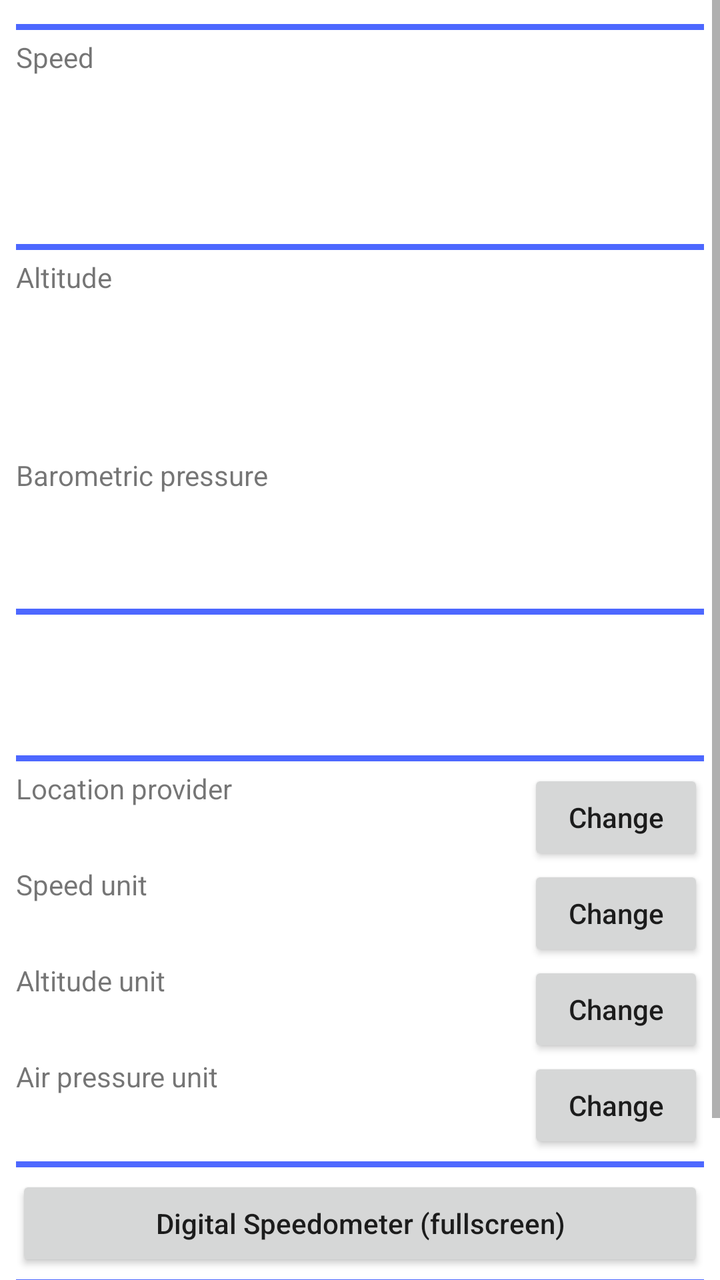
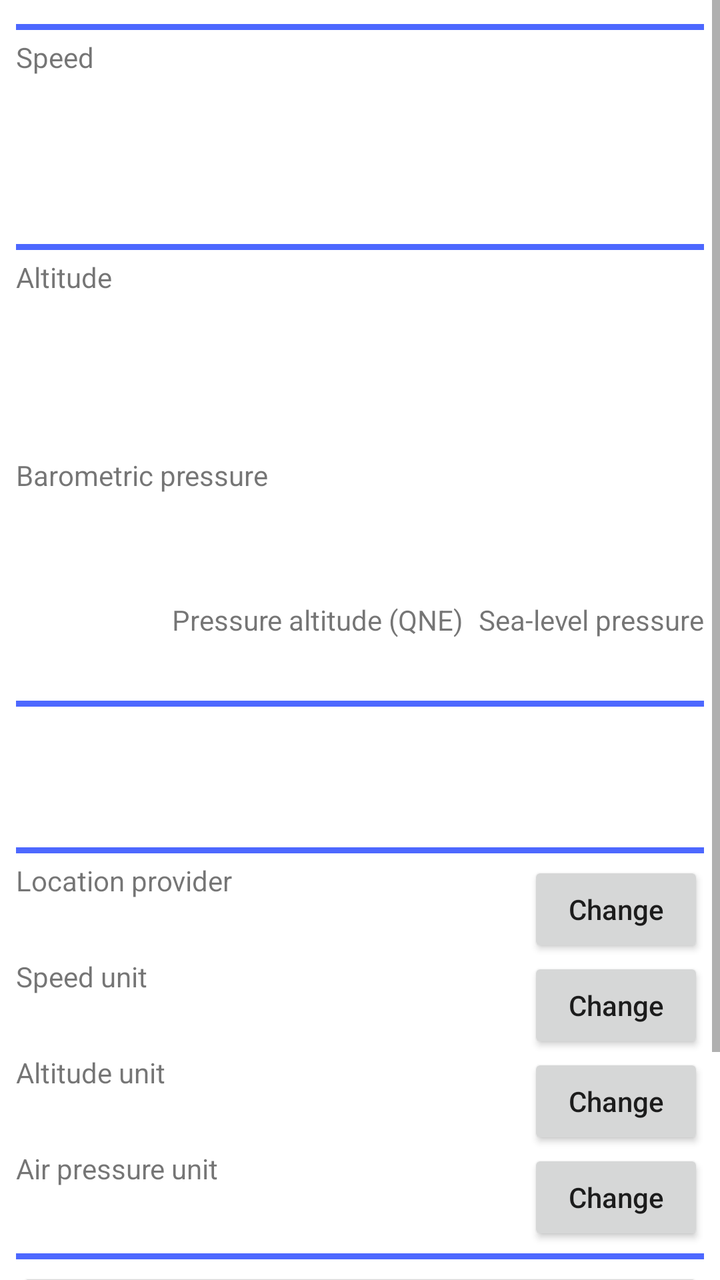

Compare the two renders of this Android layout. The source of the first and the diff that turns it into the second are given below.
<!-- AndroidManifest.xml: application theme Theme.BlueSquareSpeedometer -->
<!-- res/layout/activity_main.xml -->
<?xml version="1.0" encoding="utf-8"?>
<ScrollView xmlns:android="http://schemas.android.com/apk/res/android"
    xmlns:tools="http://schemas.android.com/tools"
    android:layout_width="match_parent"
    android:layout_height="match_parent"
    tools:context=".MainActivity"
    android:background="?backgroundColor"
    android:id="@+id/main"
    android:keepScreenOn="true"
    >
    <LinearLayout
        android:layout_width="match_parent"
        android:layout_height="wrap_content"
        android:orientation="vertical"
        android:padding="8dp"
        >
        <LinearLayout
            android:id="@+id/main_activity_permission_location_not_granted"
            android:layout_width="match_parent"
            android:layout_height="wrap_content"
            android:orientation="vertical"
            android:visibility="gone"
            android:padding="3sp"
            android:background="?alertBackgroundColor"
            >
            <TextView
                android:text="@string/permission_location_description"
                android:layout_width="match_parent"
                android:layout_height="wrap_content"
                android:textColor="?baseTextColor"
                />
            <Button
                android:id="@+id/main_activity_grant_location_button"
                android:layout_width="match_parent"
                android:layout_height="wrap_content"
                android:text="@string/permission_location_grant_prompt"
                />
        </LinearLayout>
        <LinearLayout
            android:id="@+id/main_activity_location_not_enabled"
            android:layout_width="match_parent"
            android:layout_height="wrap_content"
            android:orientation="vertical"
            android:visibility="gone"
            android:padding="3sp"
            android:background="?alertBackgroundColor"
            >
            <TextView
                android:id="@+id/main_activity_location_not_enabled_message"
                android:layout_width="match_parent"
                android:layout_height="wrap_content"
                android:textColor="?baseTextColor"
                />
            <Button
                android:id="@+id/main_activity_refresh_location_provider_button"
                android:layout_width="match_parent"
                android:layout_height="wrap_content"
                android:text="@string/general_button_retry"
                />
        </LinearLayout>
        <LinearLayout
            android:layout_width="match_parent"
            android:layout_height="3dp"
            android:background="@color/colorAccent"
            android:layout_marginVertical="4sp"
            />
        <TextView
            android:layout_width="wrap_content"
            android:layout_height="wrap_content"
            android:text="@string/metrics_speed"
            />
        <LinearLayout
            android:layout_width="wrap_content"
            android:layout_height="wrap_content"
            android:orientation="horizontal"
            android:layout_gravity="bottom|end"
            >
            <TextView
                android:id="@+id/main_activity_speed_digits_textview"
                android:layout_width="wrap_content"
                android:layout_height="wrap_content"
                android:textSize="60sp"
                android:textColor="?baseTextColor"
                android:fontFamily="monospace"
                android:paddingEnd="30sp"
                />
            <TextView
                android:id="@+id/main_activity_speed_unit_textview"
                android:layout_width="wrap_content"
                android:layout_height="wrap_content"
                android:textSize="24sp"
                />
        </LinearLayout>
        <LinearLayout
            android:layout_width="match_parent"
            android:layout_height="3dp"
            android:background="@color/colorAccent"
            android:layout_marginVertical="4sp"
            />
        <TextView
            android:id="@+id/main_activity_altitude_caption_textview"
            android:layout_width="wrap_content"
            android:layout_height="wrap_content"
            android:text="@string/metrics_altitude"
            />
        <LinearLayout
            android:layout_width="wrap_content"
            android:layout_height="wrap_content"
            android:orientation="horizontal"
            android:layout_gravity="bottom|end"
            >
            <TextView
                android:id="@+id/main_activity_altitude_digits_textview"
                android:layout_width="wrap_content"
                android:layout_height="wrap_content"
                android:textSize="60sp"
                android:fontFamily="monospace"
                android:textColor="?baseTextColor"
                android:paddingEnd="30sp"
                />
            <TextView
                android:id="@+id/main_activity_altitude_unit_textview"
                android:layout_width="wrap_content"
                android:layout_height="wrap_content"
                android:textSize="24sp"
                />
        </LinearLayout>
        <LinearLayout
            android:id="@+id/main_activity_pressure_area"
            android:layout_width="match_parent"
            android:layout_height="wrap_content"
            android:orientation="vertical"
            >
            <TextView
                android:layout_width="wrap_content"
                android:layout_height="wrap_content"
                android:text="@string/metrics_barometric_pressure"
                />
            <LinearLayout
                android:layout_width="wrap_content"
                android:layout_height="wrap_content"
                android:orientation="horizontal"
                android:layout_gravity="bottom|end"
                >
                <TextView
                    android:id="@+id/main_activity_pressure_digits_textview"
                    android:layout_width="wrap_content"
                    android:layout_height="wrap_content"
                    android:textSize="40sp"
                    android:fontFamily="monospace"
                    android:textColor="?baseTextColor"
                    android:paddingEnd="30sp"
                    />
                <TextView
                    android:id="@+id/main_activity_pressure_unit_textview"
                    android:layout_width="wrap_content"
                    android:layout_height="wrap_content"
                    android:textSize="24sp"
                    />
            </LinearLayout>
        </LinearLayout>
        <LinearLayout
            android:layout_width="match_parent"
            android:layout_height="3dp"
            android:background="@color/colorAccent"
            android:layout_marginVertical="4sp"
            />
        <TextView
            android:id="@+id/main_activity_current_coordinate_textview"
            android:layout_width="wrap_content"
            android:layout_height="wrap_content"
            android:textSize="18sp"
            android:textColor="?baseTextColor"
            android:fontFamily="monospace"
            />
        <TextView
            android:id="@+id/main_activity_geolocation_detail_textview"
            android:layout_width="wrap_content"
            android:layout_height="wrap_content"
            android:textColor="?baseTextColor"
            android:fontFamily="monospace"
            />
        <TextView
            android:id="@+id/main_activity_permission_status_textview"
            android:layout_width="wrap_content"
            android:layout_height="wrap_content"
            android:textColor="?baseTextColor"
            android:fontFamily="monospace"
            />
        <LinearLayout
            android:layout_width="match_parent"
            android:layout_height="3dp"
            android:background="@color/colorAccent"
            android:layout_marginVertical="4sp"
            />
        <LinearLayout
            android:layout_width="match_parent"
            android:layout_height="wrap_content"
            android:orientation="horizontal"
            >
            <LinearLayout
                android:layout_width="wrap_content"
                android:layout_height="wrap_content"
                android:orientation="vertical"
                >
                <TextView
                    android:layout_width="wrap_content"
                    android:layout_height="wrap_content"
                    android:text="@string/config_location_provider"
                    />
                <TextView
                    android:id="@+id/main_activity_config_location_provider_textview"
                    android:layout_width="wrap_content"
                    android:layout_height="wrap_content"
                    android:textColor="?baseTextColor"
                    />
            </LinearLayout>
            <Space
                android:layout_width="1dp"
                android:layout_height="wrap_content"
                android:layout_weight="1"
                />
            <Button
                android:id="@+id/main_activity_change_provider_button"
                android:layout_width="wrap_content"
                android:layout_height="wrap_content"
                android:layout_gravity="end"
                android:text="@string/general_button_change"
                />
        </LinearLayout>
        <LinearLayout
            android:layout_width="match_parent"
            android:layout_height="wrap_content"
            android:orientation="horizontal"
            >
            <LinearLayout
                android:layout_width="wrap_content"
                android:layout_height="wrap_content"
                android:orientation="vertical"
                >
                <TextView
                    android:layout_width="wrap_content"
                    android:layout_height="wrap_content"
                    android:text="@string/config_speed_unit"
                    />
                <TextView
                    android:id="@+id/main_activity_config_speed_unit_textview"
                    android:layout_width="wrap_content"
                    android:layout_height="wrap_content"
                    android:textColor="?baseTextColor"
                    />
            </LinearLayout>
            <Space
                android:layout_width="1dp"
                android:layout_height="wrap_content"
                android:layout_weight="1"
                />
            <Button
                android:id="@+id/main_activity_speed_unit_button"
                android:layout_width="wrap_content"
                android:layout_height="wrap_content"
                android:layout_gravity="end"
                android:text="@string/general_button_change"
                />
        </LinearLayout>
        <LinearLayout
            android:layout_width="match_parent"
            android:layout_height="wrap_content"
            android:orientation="horizontal"
            >
            <LinearLayout
                android:layout_width="wrap_content"
                android:layout_height="wrap_content"
                android:orientation="vertical"
                >
                <TextView
                    android:layout_width="wrap_content"
                    android:layout_height="wrap_content"
                    android:text="@string/config_altitude_unit"
                    />
                <TextView
                    android:id="@+id/main_activity_config_altitude_unit_textview"
                    android:layout_width="wrap_content"
                    android:layout_height="wrap_content"
                    android:textColor="?baseTextColor"
                    />
            </LinearLayout>
            <Space
                android:layout_width="1dp"
                android:layout_height="wrap_content"
                android:layout_weight="1"
                />
            <Button
                android:id="@+id/main_activity_altitude_unit_button"
                android:layout_width="wrap_content"
                android:layout_height="wrap_content"
                android:layout_gravity="end"
                android:text="@string/general_button_change"
                />
        </LinearLayout>
        <LinearLayout
            android:id="@+id/main_activity_config_air_pressure_area"
            android:layout_width="match_parent"
            android:layout_height="wrap_content"
            android:orientation="horizontal"
            >
            <LinearLayout
                android:layout_width="wrap_content"
                android:layout_height="wrap_content"
                android:orientation="vertical"
                >
                <TextView
                    android:layout_width="wrap_content"
                    android:layout_height="wrap_content"
                    android:text="@string/config_air_pressure_unit"
                    />
                <TextView
                    android:id="@+id/main_activity_config_air_pressure_unit_textview"
                    android:layout_width="wrap_content"
                    android:layout_height="wrap_content"
                    android:textColor="?baseTextColor"
                    />
            </LinearLayout>
            <Space
                android:layout_width="1dp"
                android:layout_height="wrap_content"
                android:layout_weight="1"
                />
            <Button
                android:id="@+id/main_activity_air_pressure_unit_button"
                android:layout_width="wrap_content"
                android:layout_height="wrap_content"
                android:layout_gravity="end"
                android:text="@string/general_button_change"
                />
        </LinearLayout>
        <LinearLayout
            android:layout_width="match_parent"
            android:layout_height="3dp"
            android:background="@color/colorAccent"
            android:layout_marginVertical="4sp"
            />
        <LinearLayout
            android:id="@+id/main_activity_links_to_direct_meters"
            android:layout_width="match_parent"
            android:layout_height="wrap_content"
            android:orientation="vertical"
            >
            <Button
                android:id="@+id/main_activity_meter_car1_button"
                android:layout_width="match_parent"
                android:layout_height="wrap_content"
                android:text="@string/menu_this_app_digital_speedometer_fullscreen"
                />
            <LinearLayout
                android:layout_width="match_parent"
                android:layout_height="3dp"
                android:background="@color/colorAccent"
                android:layout_marginVertical="4sp"
                />
        </LinearLayout>
        <Button
            android:id="@+id/main_activity_licensing_information_button"
            android:layout_width="match_parent"
            android:layout_height="wrap_content"
            android:text="@string/menu_this_app_licensing_information"
            />
        <TextView
            android:text="@string/app_name"
            android:id="@+id/main_activity_version_info_footer"
            android:layout_width="wrap_content"
            android:layout_height="wrap_content"
            />
        <LinearLayout
            android:layout_width="match_parent"
            android:layout_height="3dp"
            android:background="@color/colorAccent"
            android:layout_marginVertical="4sp"
            />
    </LinearLayout>
</ScrollView>
<!-- resources referenced by this layout -->
<resources>
  <color name="colorAccent">#4d68ff</color>
  <string name="app_name">Blue Square Speedometer</string>
  <string name="config_air_pressure_unit">Air pressure unit</string>
  <string name="config_altitude_unit">Altitude unit</string>
  <string name="config_location_provider">Location provider</string>
  <string name="config_speed_unit">Speed unit</string>
  <string name="general_button_change">Change</string>
  <string name="general_button_retry">Retry</string>
  <string name="menu_this_app_digital_speedometer_fullscreen">Digital Speedometer (fullscreen)</string>
  <string name="menu_this_app_licensing_information">License information</string>
  <string name="metrics_altitude">Altitude</string>
  <string name="metrics_barometric_pressure">Barometric pressure</string>
  <string name="metrics_speed">Speed</string>
  <string name="permission_location_description">This app is speedometer based on device location service, so fine location permission is necessary.</string>
  <string name="permission_location_grant_prompt">Grant location permission</string>
  <style name="Theme.BlueSquareSpeedometer" parent="Theme.AppCompat.Light.NoActionBar">
          <item name="colorPrimary">@color/colorPrimary</item>
          <item name="baseTextColor">#000000</item>
          <item name="backgroundColor">#ffffff</item>
          <item name="alertBackgroundColor">#ff4444</item>
          <item name="android:textAllCaps">false</item>
      </style>
  <color name="colorPrimary">#3f51b5</color>
</resources>

<!-- the commit's change to res/layout/activity_main.xml (unified diff, before → after) -->
@@ -83,6 +83,7 @@
                 android:textColor="?baseTextColor"
                 android:fontFamily="monospace"
                 android:paddingEnd="30sp"
+                android:gravity="right"
                 />
             <TextView
                 android:id="@+id/main_activity_speed_unit_textview"
@@ -117,6 +118,7 @@
                 android:fontFamily="monospace"
                 android:textColor="?baseTextColor"
                 android:paddingEnd="30sp"
+                android:gravity="right"
                 />
             <TextView
                 android:id="@+id/main_activity_altitude_unit_textview"
@@ -149,7 +151,8 @@
                     android:textSize="40sp"
                     android:fontFamily="monospace"
                     android:textColor="?baseTextColor"
-                    android:paddingEnd="30sp"
+                    android:paddingEnd="20sp"
+                    android:gravity="right"
                     />
                 <TextView
                     android:id="@+id/main_activity_pressure_unit_textview"
@@ -157,6 +160,86 @@
                     android:layout_height="wrap_content"
                     android:textSize="24sp"
                     />
+            </LinearLayout>
+            <LinearLayout
+                android:layout_width="wrap_content"
+                android:layout_height="wrap_content"
+                android:orientation="horizontal"
+                android:layout_gravity="end"
+                >
+                <LinearLayout
+                    android:layout_width="wrap_content"
+                    android:layout_height="wrap_content"
+                    android:orientation="vertical"
+                    android:layout_gravity="end"
+                    >
+                    <TextView
+                        android:layout_width="wrap_content"
+                        android:layout_height="wrap_content"
+                        android:text="@string/metrics_pressure_altitude_qne"
+                        android:layout_gravity="end"
+                        />
+                    <LinearLayout
+                        android:layout_width="wrap_content"
+                        android:layout_height="wrap_content"
+                        android:orientation="horizontal"
+                        android:layout_gravity="bottom|end"
+                        >
+                        <TextView
+                            android:id="@+id/main_activity_pressure_altitude_digits_textview"
+                            android:layout_width="wrap_content"
+                            android:layout_height="wrap_content"
+                            android:textSize="20sp"
+                            android:gravity="right"
+                            android:fontFamily="monospace"
+                            android:textColor="?baseTextColor"
+                            android:paddingEnd="10sp"
+                            />
+                        <TextView
+                            android:id="@+id/main_activity_pressure_altitude_unit_textview"
+                            android:layout_width="wrap_content"
+                            android:layout_height="wrap_content"
+                            android:textSize="12sp"
+                            />
+                    </LinearLayout>
+                </LinearLayout>
+                <LinearLayout
+                    android:layout_width="wrap_content"
+                    android:layout_height="wrap_content"
+                    android:orientation="vertical"
+                    android:layout_gravity="end"
+                    >
+                    <TextView
+                        android:layout_width="wrap_content"
+                        android:layout_height="wrap_content"
+                        android:text="@string/metrics_pressure_sea_level"
+                        android:layout_gravity="end"
+                        />
+                    <LinearLayout
+                        android:layout_width="wrap_content"
+                        android:layout_height="wrap_content"
+                        android:orientation="horizontal"
+                        android:layout_gravity="bottom|end"
+                        >
+                        <TextView
+                            android:id="@+id/main_activity_pressure_sea_level_digits_textview"
+                            android:layout_width="wrap_content"
+                            android:layout_height="wrap_content"
+                            android:textSize="20sp"
+                            android:fontFamily="monospace"
+                            android:textColor="?baseTextColor"
+                            android:gravity="right"
+                            android:paddingEnd="10sp"
+                            android:minWidth="120sp"
+                            />
+                        <TextView
+                            android:id="@+id/main_activity_pressure_sea_level_unit_textview"
+                            android:layout_width="wrap_content"
+                            android:layout_height="wrap_content"
+                            android:textSize="12sp"
+                            />
+                    </LinearLayout>
+                </LinearLayout>
             </LinearLayout>
         </LinearLayout>
         <LinearLayout
<!-- resource entries referenced after the edit -->
@@ -12,6 +12,8 @@
   <string name="menu_this_app_licensing_information">License information</string>
   <string name="metrics_altitude">Altitude</string>
   <string name="metrics_barometric_pressure">Barometric pressure</string>
+  <string name="metrics_pressure_altitude_qne">Pressure altitude (QNE)</string>
+  <string name="metrics_pressure_sea_level">Sea-level pressure</string>
   <string name="metrics_speed">Speed</string>
   <string name="permission_location_description">This app is speedometer based on device location service, so fine location permission is necessary.</string>
   <string name="permission_location_grant_prompt">Grant location permission</string>
